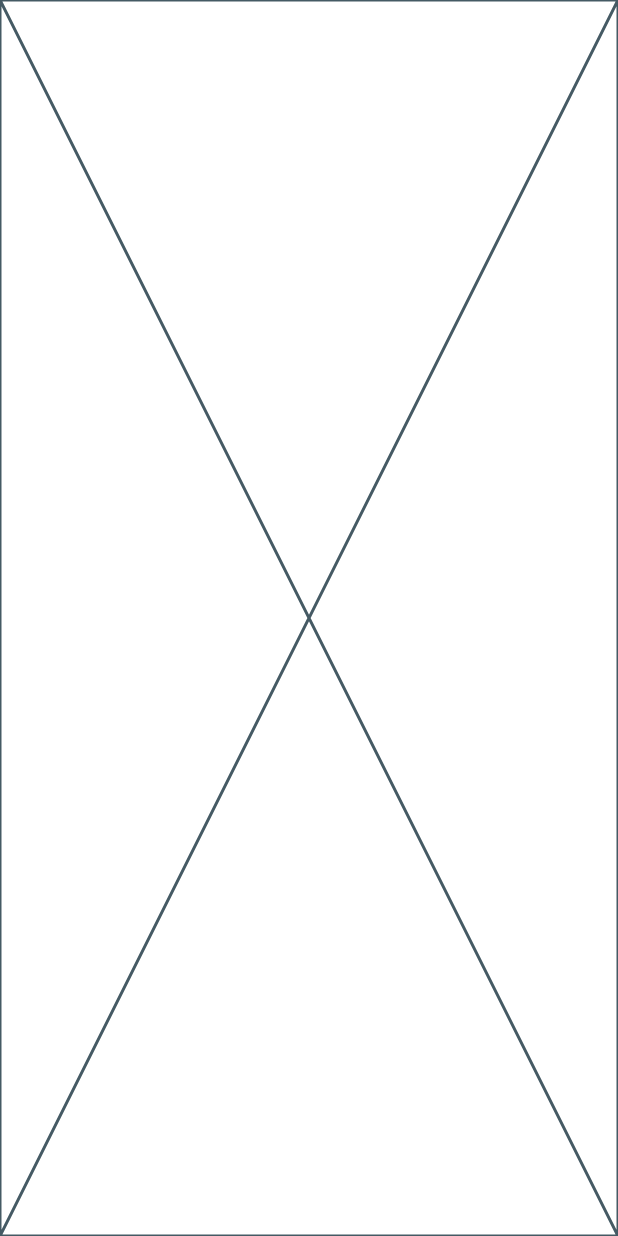
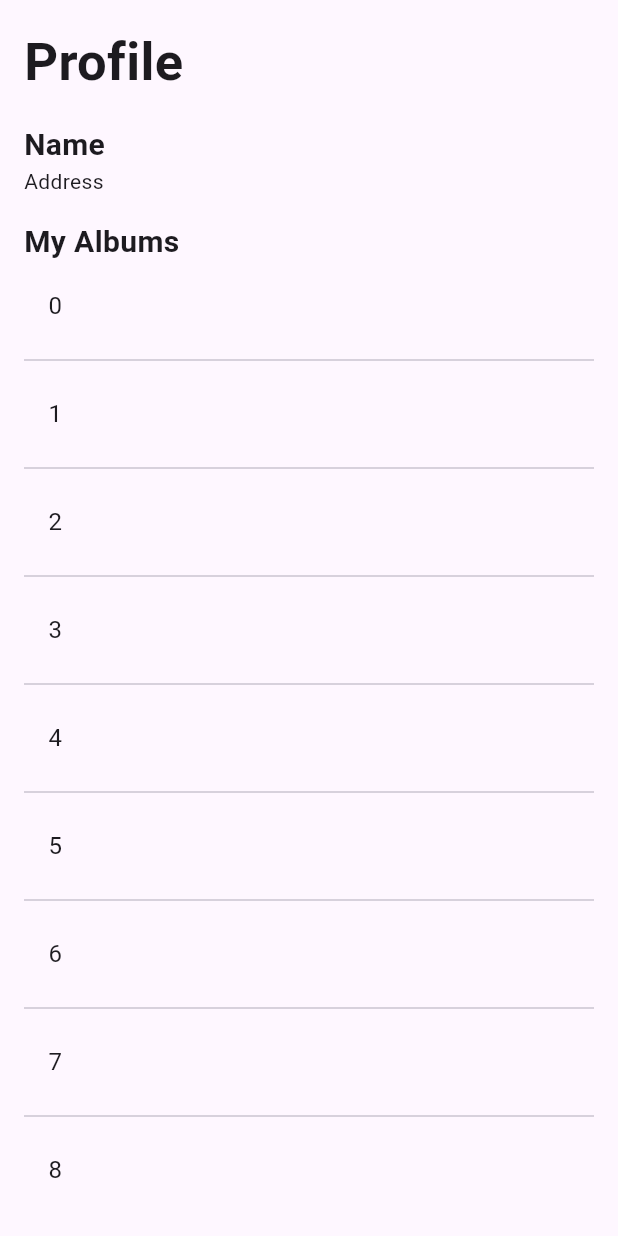
Before and after one commit to moha-b/ATW-Task, a Flutter app: the screen it shows after launch, on a phone screen of 412 x 824 dp. Run offline on Flutter 3.47's test engine with Material 2 defaults, Android fonts, the phone set to English and light mode, and no system bars; our stand-ins replace dartz, dio, equatable, flutter_bloc.

Commit message:
build Ui

```diff
--- /dev/null
+++ b/lib/core/utils/size.dart
@@ -0,0 +1,30 @@
+import 'package:flutter/material.dart';
+
+class SizeConfig {
+  static late MediaQueryData _mediaQueryData;
+  static late double screenWidth;
+  static late double screenHeight;
+  static double? defaultSize;
+  static Orientation? orientation;
+
+  static void init(BuildContext context) {
+    _mediaQueryData = MediaQuery.of(context);
+    screenWidth = _mediaQueryData.size.width;
+    screenHeight = _mediaQueryData.size.height;
+    orientation = _mediaQueryData.orientation;
+  }
+}
+
+// Get the proportionate height as per screen size
+double getScreenHeight(double inputHeight) {
+  double screenHeight = SizeConfig.screenHeight;
+  // 812 is the layout height that designer use
+  return (inputHeight / 812.0) * screenHeight;
+}
+
+// Get the proportionate height as per screen size
+double getScreenWidth(double inputWidth) {
+  double screenWidth = SizeConfig.screenWidth;
+  // 375 is the layout width that designer use
+  return (inputWidth / 375.0) * screenWidth;
+}
--- a/lib/features/home/screens/home_screen.dart
+++ /dev/null
@@ -1,10 +0,0 @@
-import 'package:flutter/material.dart';
-
-class ATWTask extends StatelessWidget {
-  const ATWTask({super.key});
-
-  @override
-  Widget build(BuildContext context) {
-    return const Placeholder();
-  }
-}
--- /dev/null
+++ b/lib/features/home/view/home_view.dart
@@ -0,0 +1,38 @@
+import 'package:flutter/material.dart';
+import 'package:task/features/home/view/widgets/my_albums_list_widget.dart';
+
+class HomeView extends StatelessWidget {
+  const HomeView({super.key});
+
+  @override
+  Widget build(BuildContext context) {
+    return const Scaffold(
+      body: SafeArea(
+        child: Padding(
+          padding: EdgeInsets.all(16),
+          child: Column(
+            crossAxisAlignment: CrossAxisAlignment.start,
+            children: [
+              Text(
+                "Profile",
+                style: TextStyle(fontWeight: FontWeight.bold, fontSize: 35),
+              ),
+              SizedBox(height: 16),
+              Text(
+                "Name",
+                style: TextStyle(fontWeight: FontWeight.bold, fontSize: 20),
+              ),
+              Text("Address"),
+              SizedBox(height: 16),
+              Text(
+                "My Albums",
+                style: TextStyle(fontWeight: FontWeight.bold, fontSize: 20),
+              ),
+              MyAlbumsList(),
+            ],
+          ),
+        ),
+      ),
+    );
+  }
+}
--- /dev/null
+++ b/lib/features/home/view/widgets/my_albums_list_widget.dart
@@ -0,0 +1,23 @@
+import 'package:flutter/material.dart';
+
+class MyAlbumsList extends StatelessWidget {
+  const MyAlbumsList({
+    super.key,
+  });
+
+  @override
+  Widget build(BuildContext context) {
+    return Expanded(
+      child: ListView.separated(
+        itemCount: 10,
+        itemBuilder: (context, index) => InkWell(
+          onTap: () {},
+          child: ListTile(
+            title: Text("$index"),
+          ),
+        ),
+        separatorBuilder: (BuildContext context, int index) => const Divider(),
+      ),
+    );
+  }
+}
--- a/lib/main.dart
+++ b/lib/main.dart
@@ -1,20 +1,23 @@
 import 'package:flutter/material.dart';
-import 'package:task/features/home/screens/home_screen.dart';
+import 'package:task/core/utils/size.dart';
+import 'package:task/features/home/view/home_view.dart';
 
 void main() {
-  runApp(const MyApp());
+  runApp(const ATWTask());
 }
 
-class MyApp extends StatelessWidget {
-  const MyApp({super.key});
+class ATWTask extends StatelessWidget {
+  const ATWTask({super.key});
 
   @override
   Widget build(BuildContext context) {
+    SizeConfig.init(context);
     return MaterialApp(
+      debugShowCheckedModeBanner: false,
       theme: ThemeData(
         useMaterial3: true,
       ),
-      home: const ATWTask(),
+      home: const HomeView(),
     );
   }
 }
```
Also changed, not shown: lib/features/home/screens/home_details_screen.dart (deleted, +0 -10 lines), lib/features/home/view/home_details_view.dart (added, +26 -0 lines), 1 other file.
